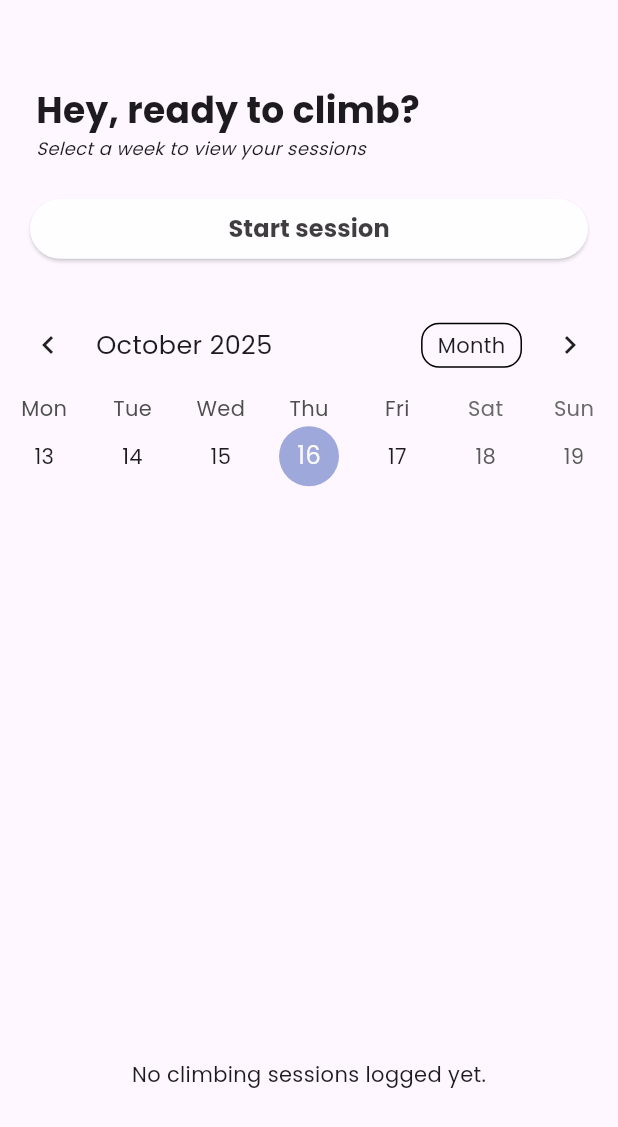
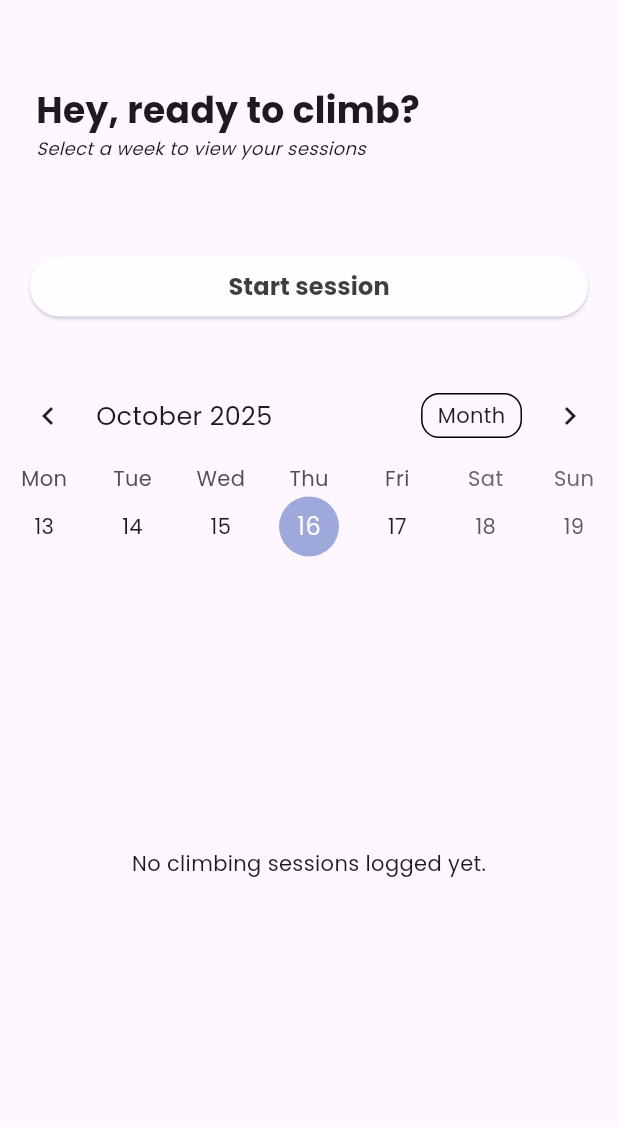
Before and after one commit to mschuhmacher/training_schedule_app, a Flutter app: the screen it shows after launch, on a phone screen of 412 x 824 dp. Shown: the top 1127 px of the screen. Run offline on Flutter 3.47's test engine with Material 3 defaults, Android fonts, the phone set to English and light mode, and no system bars; drawn by our look-alikes of table_calendar.

Commit message:
updates don't know anymore

```diff
--- a/lib/presentation/screens/home_screen.dart
+++ b/lib/presentation/screens/home_screen.dart
@@ -63,10 +63,10 @@ class _HomeScreenState extends State<HomeScreen> {
                   ),
                 ),
 
-                Spacer(),
+                SizedBox(height: 60),
                 StartSessionButton(routeName: 'session_detailed_screen'),
-                Spacer(),
-                Expanded(flex: 20, child: MyCalendar()),
+                SizedBox(height: 30),
+                MyCalendar(),
                 Spacer(),
 
                 Expanded(
--- a/lib/providers/session_provider.dart
+++ b/lib/providers/session_provider.dart
@@ -72,12 +72,15 @@ class SessionProvider extends ChangeNotifier {
       case CalendarFormat.twoWeeks:
         startDay = startOfLastWeek(endDay);
         endDay = endOfWeek(endDay);
+
         break;
       case CalendarFormat.month:
         startDay = firstOfMonth(endDay);
         endDay = lastOfMonth(endDay);
         break;
     }
+    // print('StartDay: $startDay');
+    // print('EndDay: $endDay');
     _selectedSessions = getSessionsForRange(_loggedSessions, startDay, endDay);
 
     notifyListeners();
```
Also changed, not shown: lib/presentation/widgets/my_calendar.dart (+7 -0 lines).
